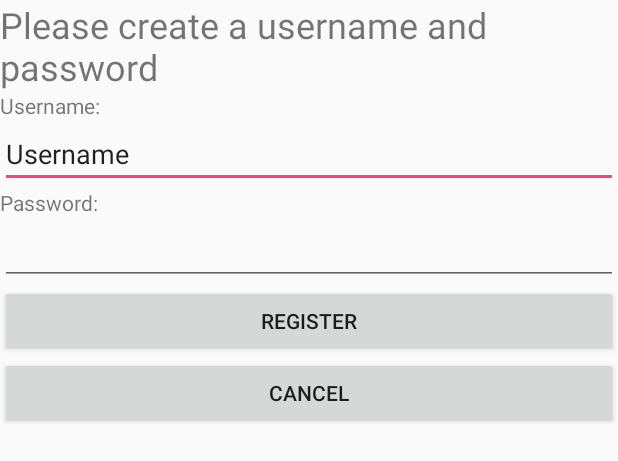
After one commit to jcelliott17/ProjectManagement, an Android app: the layout register_page.xml on its own in the app's theme, with its tools: preview values and no code run, on a phone screen of 412 x 824 dp. The commit adds this screen. Shown: the top 461 px of the screen. Run offline under Robolectric (Android 15) with nearby library versions, the phone set to English and light mode, and no system bars.

Commit message:
Created xmls and login/register activities

```diff
--- /dev/null
+++ b/Team60Application/app/src/main/res/layout/register_page.xml
@@ -0,0 +1,52 @@
+<?xml version="1.0" encoding="utf-8"?>
+<LinearLayout xmlns:android="http://schemas.android.com/apk/res/android"
+    android:orientation="vertical" android:layout_width="match_parent"
+    android:layout_height="match_parent">
+
+    <TextView
+        android:text="Please create a username and password"
+        android:layout_width="match_parent"
+        android:layout_height="wrap_content"
+        android:id="@+id/instruction_text"
+        android:textSize="24sp" />
+
+    <TextView
+        android:text="Username:"
+        android:layout_width="match_parent"
+        android:layout_height="wrap_content"
+        android:id="@+id/textView2" />
+
+    <EditText
+        android:layout_width="match_parent"
+        android:layout_height="wrap_content"
+        android:inputType="textPersonName"
+        android:text="Username"
+        android:ems="10"
+        android:id="@+id/username_text" />
+
+    <TextView
+        android:text="Password:"
+        android:layout_width="match_parent"
+        android:layout_height="wrap_content"
+        android:id="@+id/textView3" />
+
+    <EditText
+        android:layout_width="match_parent"
+        android:layout_height="wrap_content"
+        android:inputType="textPassword"
+        android:ems="10"
+        android:id="@+id/editText3" />
+
+    <Button
+        android:text="Register"
+        android:layout_width="match_parent"
+        android:layout_height="wrap_content"
+        android:id="@+id/button" />
+
+    <Button
+        android:text="Cancel"
+        android:layout_width="match_parent"
+        android:layout_height="wrap_content"
+        android:id="@+id/button3" />
+
+</LinearLayout>
```
Also changed, not shown: Team60Application/app/src/main/java/com/example/jackieelliott/team60application/controllers/LoginActivity.java (added, +8 -0 lines), Team60Application/app/src/main/java/com/example/jackieelliott/team60application/controllers/RegisterUserActivity.java (added, +8 -0 lines), Team60Application/app/src/main/res/layout/home_page.xml (added, +18 -0 lines), Team60Application/app/src/main/res/layout/login_page.xml (added, +51 -0 lines), Team60Application/app/src/main/res/layout/welcome_page.xml (+24 -1 lines), 1 other file.
